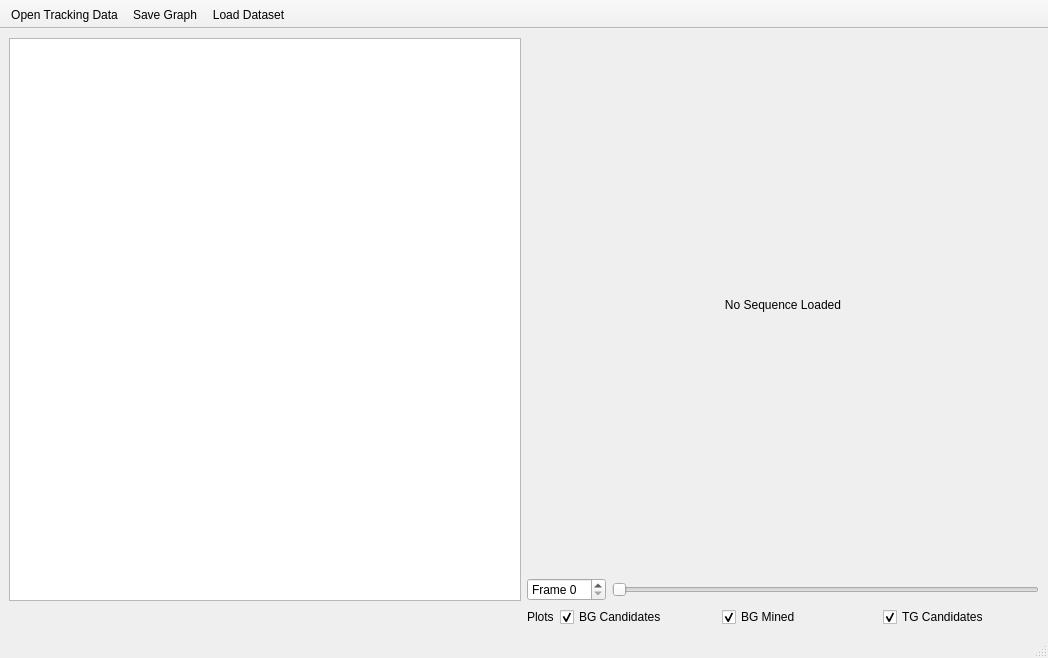
Qt form tracking-analyzer/gui/main_window.ui (brobeson/tracking-analyzer) before a commit.
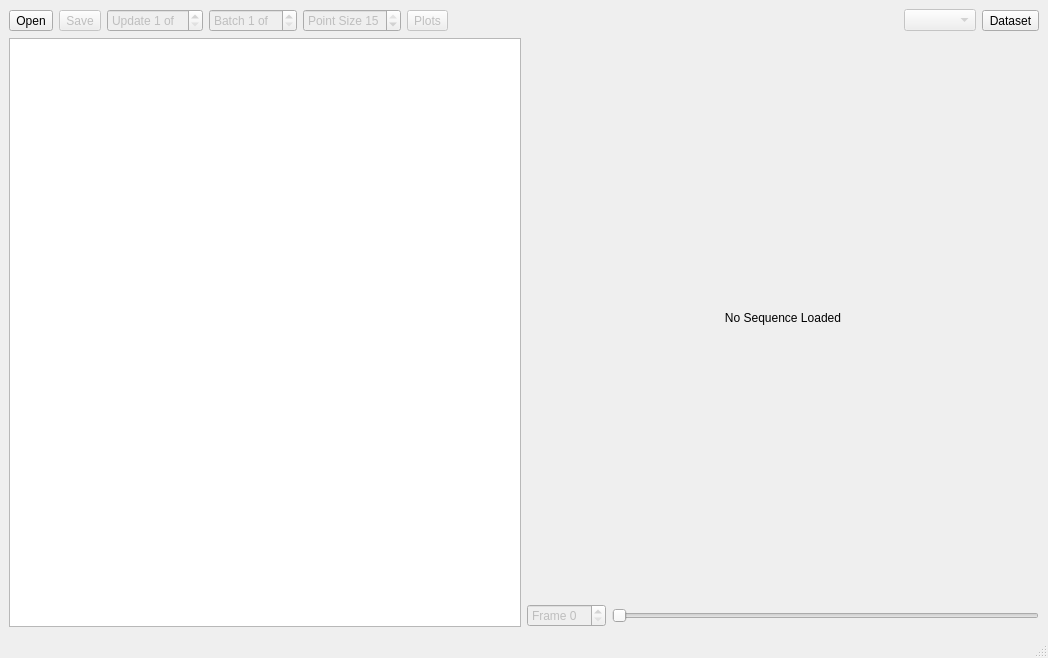
The same form after that commit. Icons and pictures are not drawn. Custom widgets are drawn as their Qt base class.

Commit message: Finish reworking the UI

Patch:
```diff
--- a/tracking-analyzer/gui/main_window.ui
+++ b/tracking-analyzer/gui/main_window.ui
@@ -15,7 +15,7 @@
   </property>
   <widget class="QWidget" name="centralwidget">
    <layout class="QGridLayout" name="gridLayout">
-    <item row="0" column="1">
+    <item row="1" column="1">
      <layout class="QVBoxLayout" name="verticalLayout_1">
       <item>
        <widget class="QLabel" name="frame_display">
@@ -36,7 +36,10 @@
       <item>
        <layout class="QHBoxLayout" name="horizontalLayout_5">
         <item>
-         <widget class="QSpinBox" name="frame_number">
+         <widget class="QSpinBox" name="frame_spinbox">
+          <property name="enabled">
+           <bool>false</bool>
+          </property>
           <property name="prefix">
            <string>Frame </string>
           </property>
@@ -57,84 +60,188 @@
      </layout>
     </item>
     <item row="0" column="0">
+     <layout class="QHBoxLayout" name="horizontalLayout">
+      <item>
+       <widget class="QToolButton" name="open_tracking_data_button">
+        <property name="toolTip">
+         <string>Open tracking meta-data.</string>
+        </property>
+        <property name="text">
+         <string>Open</string>
+        </property>
+        <property name="icon">
+         <iconset theme="document-open">
+          <normaloff>.</normaloff>.</iconset>
+        </property>
+        <property name="shortcut">
+         <string>Ctrl+O</string>
+        </property>
+       </widget>
+      </item>
+      <item>
+       <widget class="QToolButton" name="save_graph_button">
+        <property name="enabled">
+         <bool>false</bool>
+        </property>
+        <property name="toolTip">
+         <string>Save the current graph.</string>
+        </property>
+        <property name="text">
+         <string>Save</string>
+        </property>
+        <property name="icon">
+         <iconset theme="document-save">
+          <normaloff>.</normaloff>.</iconset>
+        </property>
+        <property name="shortcut">
+         <string>Ctrl+S</string>
+        </property>
+       </widget>
+      </item>
+      <item>
+       <widget class="QSpinBox" name="update_spinbox">
+        <property name="enabled">
+         <bool>false</bool>
+        </property>
+        <property name="toolTip">
+         <string>Iterate through the training updates.</string>
+        </property>
+        <property name="suffix">
+         <string> of</string>
+        </property>
+        <property name="prefix">
+         <string>Update </string>
+        </property>
+        <property name="minimum">
+         <number>1</number>
+        </property>
+       </widget>
+      </item>
+      <item>
+       <widget class="QSpinBox" name="batch_spinbox">
+        <property name="enabled">
+         <bool>false</bool>
+        </property>
+        <property name="toolTip">
+         <string>Iterate through the training batches.</string>
+        </property>
+        <property name="suffix">
+         <string> of</string>
+        </property>
+        <property name="prefix">
+         <string>Batch </string>
+        </property>
+        <property name="minimum">
+         <number>1</number>
+        </property>
+       </widget>
+      </item>
+      <item>
+       <widget class="QSpinBox" name="point_size_spinbox">
+        <property name="enabled">
+         <bool>false</bool>
+        </property>
+        <property name="toolTip">
+         <string>Change the size of points drawn on the graph.</string>
+        </property>
+        <property name="prefix">
+         <string>Point Size </string>
+        </property>
+        <property name="minimum">
+         <number>5</number>
+        </property>
+        <property name="maximum">
+         <number>15</number>
+        </property>
+        <property name="value">
+         <number>15</number>
+        </property>
+       </widget>
+      </item>
+      <item>
+       <widget class="QToolButton" name="plots_menu">
+        <property name="enabled">
+         <bool>false</bool>
+        </property>
+        <property name="text">
+         <string>Plots</string>
+        </property>
+        <property name="popupMode">
+         <enum>QToolButton::InstantPopup</enum>
+        </property>
+       </widget>
+      </item>
+      <item>
+       <spacer name="horizontalSpacer">
+        <property name="orientation">
+         <enum>Qt::Horizontal</enum>
+        </property>
+        <property name="sizeHint" stdset="0">
+         <size>
+          <width>40</width>
+          <height>20</height>
+         </size>
+        </property>
+       </spacer>
+      </item>
+     </layout>
+    </item>
+    <item row="0" column="1">
+     <layout class="QHBoxLayout" name="horizontalLayout_2">
+      <item>
+       <spacer name="horizontalSpacer_2">
+        <property name="orientation">
+         <enum>Qt::Horizontal</enum>
+        </property>
+        <property name="sizeHint" stdset="0">
+         <size>
+          <width>40</width>
+          <height>20</height>
+         </size>
+        </property>
+       </spacer>
+      </item>
+      <item>
+       <widget class="QComboBox" name="sequence_combobox">
+        <property name="enabled">
+         <bool>false</bool>
+        </property>
+        <property name="toolTip">
+         <string>Select the sequence to display.</string>
+        </property>
+       </widget>
+      </item>
+      <item>
+       <widget class="QToolButton" name="load_dataset_button">
+        <property name="toolTip">
+         <string>Load a tracking dataset.</string>
+        </property>
+        <property name="text">
+         <string>Dataset</string>
+        </property>
+        <property name="icon">
+         <iconset theme="folder-open">
+          <normaloff>.</normaloff>.</iconset>
+        </property>
+        <property name="shortcut">
+         <string>Ctrl+Shift+O</string>
+        </property>
+       </widget>
+      </item>
+     </layout>
+    </item>
+    <item row="1" column="0">
      <widget class="QChartView" name="overlap_graph"/>
     </item>
-    <item row="1" column="1">
-     <layout class="QVBoxLayout" name="verticalLayout">
-      <item>
-       <layout class="QFormLayout" name="formLayout">
-        <item row="0" column="0">
-         <widget class="QLabel" name="label_6">
-          <property name="text">
-           <string>Plots</string>
-          </property>
-         </widget>
-        </item>
-        <item row="0" column="1">
-         <layout class="QHBoxLayout" name="horizontalLayout_4">
-          <item>
-           <widget class="QCheckBox" name="bg_candidates_checkbox">
-            <property name="text">
-             <string>BG Candidates</string>
-            </property>
-            <property name="checked">
-             <bool>true</bool>
-            </property>
-           </widget>
-          </item>
-          <item>
-           <widget class="QCheckBox" name="bg_mined_checkbox">
-            <property name="text">
-             <string>BG Mined</string>
-            </property>
-            <property name="checked">
-             <bool>true</bool>
-            </property>
-           </widget>
-          </item>
-          <item>
-           <widget class="QCheckBox" name="tg_candidates_checkbox">
-            <property name="text">
-             <string>TG Candidates</string>
-            </property>
-            <property name="checked">
-             <bool>true</bool>
-            </property>
-           </widget>
-          </item>
-         </layout>
-        </item>
-       </layout>
-      </item>
-     </layout>
-    </item>
    </layout>
   </widget>
   <widget class="QStatusBar" name="statusbar"/>
-  <widget class="QToolBar" name="toolbar">
-   <property name="windowTitle">
-    <string>toolBar</string>
+  <action name="bg_candidates_action">
+   <property name="checkable">
+    <bool>true</bool>
    </property>
-   <property name="movable">
-    <bool>false</bool>
-   </property>
-   <attribute name="toolBarArea">
-    <enum>TopToolBarArea</enum>
-   </attribute>
-   <attribute name="toolBarBreak">
-    <bool>false</bool>
-   </attribute>
-   <addaction name="action_open_tracking_data"/>
-   <addaction name="action_save_graph"/>
-   <addaction name="action_load_dataset"/>
-  </widget>
-  <action name="action_open_tracking_data">
-   <property name="icon">
-    <iconset theme="document-open">
-     <normaloff>.</normaloff>.</iconset>
-   </property>
    <property name="text">
-    <string>Open Tracking Data</string>
+    <string>Background Candidates</string>
    </property>
    <property name="toolTip">
     <string>Load tracking meta-data from disk.</string>
@@ -149,7 +256,7 @@
      <normaloff>.</normaloff>.</iconset>
    </property>
    <property name="text">
-    <string>Save Graph</string>
+    <string>Background Mined</string>
    </property>
    <property name="toolTip">
     <string>Save the Current Graph</string>
@@ -163,7 +270,7 @@
     <iconset theme="video"/>
    </property>
    <property name="text">
-    <string>Load Dataset</string>
+    <string>Target Candidates</string>
    </property>
    <property name="toolTip">
     <string>Load a Tracking Dataset</string>
```
Left out of the diff: 247 changed lines with no effect on the pictures. The commit also changes 2 other files.
